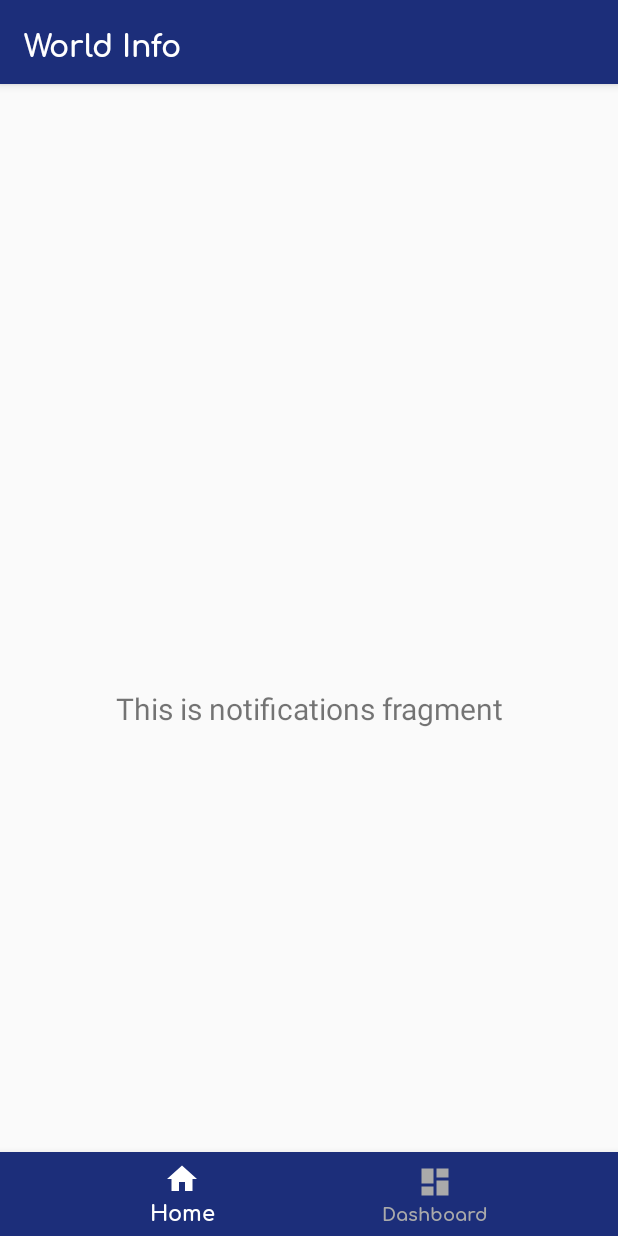
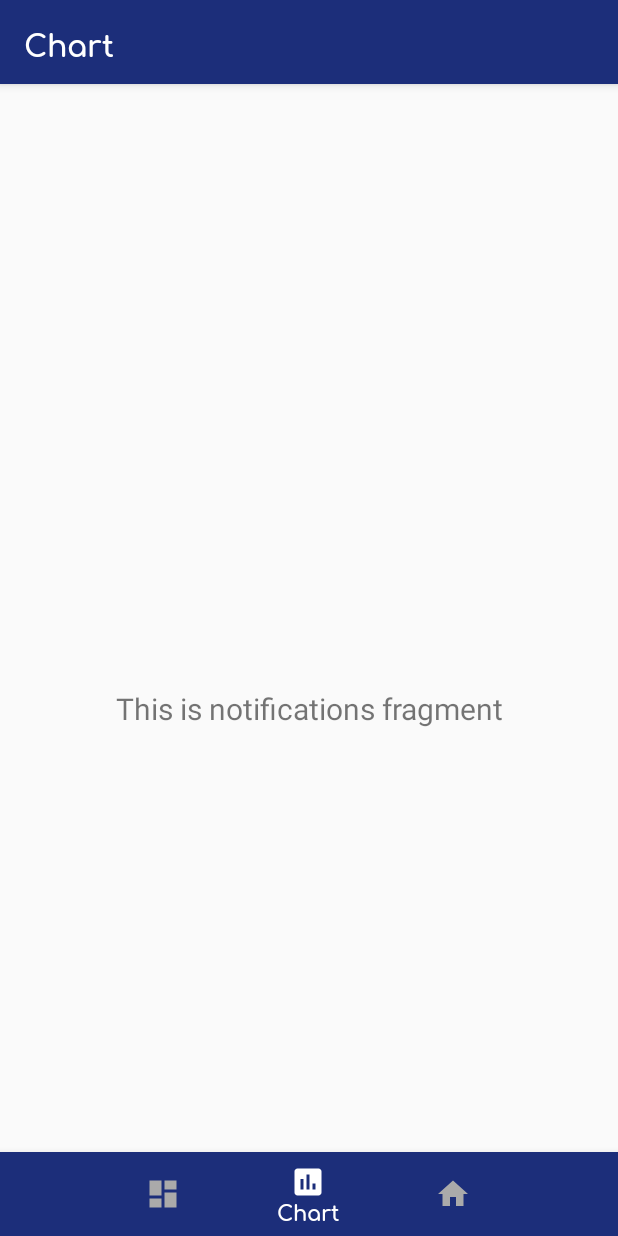
Before and after one commit to DmytroHryniuk/be_aware_public, an Android app: the NotificationsFragment screen opened through its navigation route, on a phone screen of 412 x 824 dp. Run offline under Robolectric (Android 15) with nearby library versions, the phone set to English and light mode, and no system bars; our stand-ins replace navigation-ui.

Commit message:
Added new icon, and chart start

```diff
--- a/app/src/main/java/com/hryniuk/beaware/ui/notifications/NotificationsFragment.java
+++ b/app/src/main/java/com/hryniuk/beaware/ui/notifications/NotificationsFragment.java
@@ -1,9 +1,14 @@
 package com.hryniuk.beaware.ui.notifications;
 
+import android.graphics.Color;
+import android.graphics.Typeface;
 import android.os.Bundle;
+import android.support.v4.content.res.ResourcesCompat;
+import android.support.v7.app.ActionBar;
 import android.view.LayoutInflater;
 import android.view.View;
 import android.view.ViewGroup;
+import android.widget.RelativeLayout;
 import android.widget.TextView;
 import android.support.annotation.NonNull;
 import android.support.annotation.Nullable;
@@ -11,7 +16,10 @@ import android.support.v4.app.Fragment;
 import android.arch.lifecycle.Observer;
 import android.arch.lifecycle.ViewModelProviders;
 
+import com.hryniuk.beaware.MainActivity;
 import com.hryniuk.beaware.R;
+
+import java.util.Objects;
 
 public class NotificationsFragment extends Fragment {
 
@@ -19,6 +27,21 @@ public class NotificationsFragment extends Fragment {
 
     public View onCreateView(@NonNull LayoutInflater inflater,
                              ViewGroup container, Bundle savedInstanceState) {
+
+        TextView tv = new TextView(getActivity());
+        RelativeLayout.LayoutParams lp = new RelativeLayout.LayoutParams(ActionBar.LayoutParams.WRAP_CONTENT, ActionBar.LayoutParams.WRAP_CONTENT);
+
+        tv.setLayoutParams(lp);
+        tv.setText("Chart");
+        tv.setTextSize(20);
+        tv.setTextColor(Color.parseColor("#FFFFFF"));
+        Typeface tf = ResourcesCompat.getFont(Objects.requireNonNull(getActivity()), R.font.comfortaa_bold);
+        tv.setTypeface(tf);
+        Objects.requireNonNull(((MainActivity) getActivity()).getSupportActionBar()).setDisplayOptions(ActionBar.DISPLAY_SHOW_CUSTOM);
+        Objects.requireNonNull(((MainActivity) getActivity()).getSupportActionBar()).setCustomView(tv);
+
+
+
         notificationsViewModel =
                 ViewModelProviders.of(this).get(NotificationsViewModel.class);
         View root = inflater.inflate(R.layout.fragment_notifications, container, false);
--- /dev/null
+++ b/app/src/main/res/drawable/ic_chart.xml
@@ -0,0 +1,9 @@
+<vector xmlns:android="http://schemas.android.com/apk/res/android"
+        android:width="24dp"
+        android:height="24dp"
+        android:viewportWidth="24.0"
+        android:viewportHeight="24.0">
+    <path
+        android:fillColor="#FF000000"
+        android:pathData="M19,3L5,3c-1.1,0 -2,0.9 -2,2v14c0,1.1 0.9,2 2,2h14c1.1,0 2,-0.9 2,-2L21,5c0,-1.1 -0.9,-2 -2,-2zM9,17L7,17v-7h2v7zM13,17h-2L11,7h2v10zM17,17h-2v-4h2v4z"/>
+</vector>
--- a/app/src/main/res/layout/activity_main.xml
+++ b/app/src/main/res/layout/activity_main.xml
@@ -23,7 +23,7 @@
         app:itemIconTint="@color/selector_custom"
         app:itemTextColor="@color/selector_custom"
         app:menu="@menu/bottom_nav_menu"
-        app:labelVisibilityMode="labeled"
+        app:labelVisibilityMode="selected"
         />
 
     <fragment
--- a/app/src/main/res/menu/bottom_nav_menu.xml
+++ b/app/src/main/res/menu/bottom_nav_menu.xml
@@ -4,17 +4,15 @@
 
     <item
         android:id="@+id/navigation_home"
-        android:icon="@drawable/ic_home_black_24dp"
+        android:icon="@drawable/ic_dashboard_black_24dp"
         android:title="@string/title_home" />
-
+    <item
+        android:id="@+id/navigation_notifications"
+        android:icon="@drawable/ic_chart"
+        android:title="@string/title_notifications" />
     <item
         android:id="@+id/navigation_dashboard"
-        android:icon="@drawable/ic_dashboard_black_24dp"
+        android:icon="@drawable/ic_home_black_24dp"
         android:title="@string/title_dashboard" />
-<!--
-    <item
-        android:id="@+id/navigation_notifications"
-        android:icon="@drawable/ic_notifications_black_24dp"
-        android:title="@string/title_notifications" />
--->
+
 </menu>
--- a/app/src/main/res/values/strings.xml
+++ b/app/src/main/res/values/strings.xml
@@ -1,6 +1,6 @@
 <resources>
     <string name="app_name">be aware!</string>
-    <string name="title_home">Home</string>
-    <string name="title_dashboard">Dashboard</string>
-    <string name="title_notifications">Notifications</string>
+    <string name="title_home">World</string>
+    <string name="title_dashboard">Local</string>
+    <string name="title_notifications">Chart</string>
 </resources>
```
